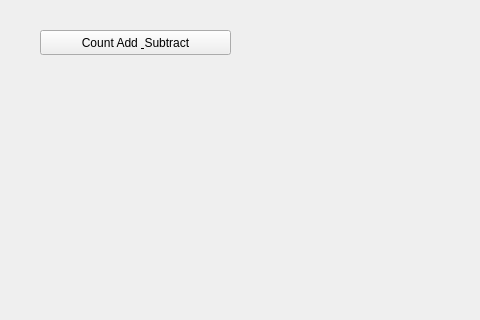
Above: MainWindow.ui from emMercado/app-py-qt-1 before the change; both pictures show x 0 to 480 and y 0 to 320 of the 800 by 600 pixel window. Below: the same form after it.
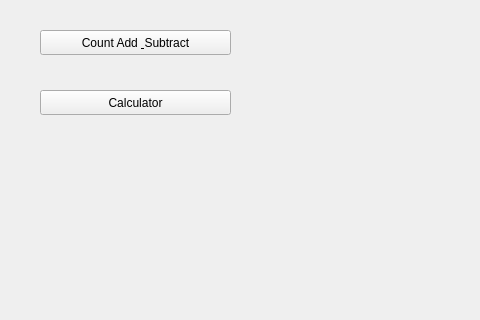
That is the form after the change.

Commit message: calculator-complete

What changed in the file:
```diff
--- a/MainWindow.ui
+++ b/MainWindow.ui
@@ -27,6 +27,19 @@
      <string>Count Add &amp; Subtract</string>
     </property>
    </widget>
+   <widget class="QPushButton" name="btn_calc">
+    <property name="geometry">
+     <rect>
+      <x>40</x>
+      <y>90</y>
+      <width>191</width>
+      <height>25</height>
+     </rect>
+    </property>
+    <property name="text">
+     <string>Calculator</string>
+    </property>
+   </widget>
   </widget>
  </widget>
  <resources/>
```
The commit also changes 5 other files.
